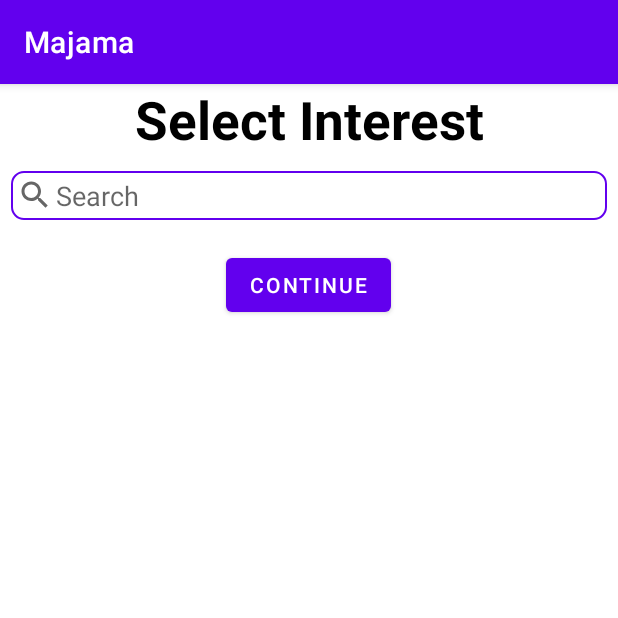
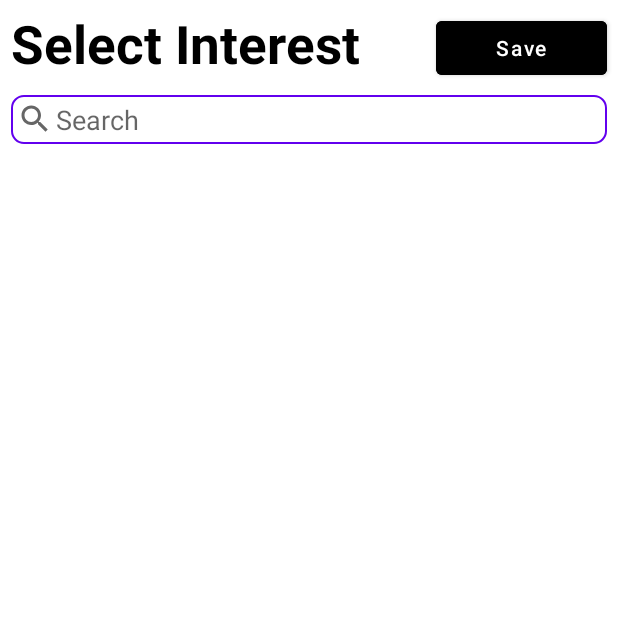
Before and after one commit to meemoworld/MajamaApp, an Android app: the screen it shows after launch (Interest), on a phone screen of 412 x 824 dp, the top half of it. Run offline under Robolectric (Android 15) with nearby library versions, the phone set to English and light mode, and no system bars; our stand-ins replace Firebase (no records; nobody signed in at launch, a user with empty details on screens opened directly).

Commit message:
Completed Interest Activity....change allingment of Save Button

```diff
--- a/app/src/main/java/com/memoworld/majama/User/Interest.java
+++ b/app/src/main/java/com/memoworld/majama/User/Interest.java
@@ -45,6 +45,9 @@ public class Interest extends AppCompatActivity implements InterestTagItemListen
 //        if(getSupportActionBar()!=null){
 //            getSupportActionBar().hide();
 //        }
+
+        getSupportActionBar().hide();
+
         userInterest = new ArrayList<>();
         recyclerView = findViewById(R.id.interestRecyclerView);
         userInput = findViewById(R.id.edit_text_search_tag);
--- a/app/src/main/res/layout/activity_intrest.xml
+++ b/app/src/main/res/layout/activity_intrest.xml
@@ -1,29 +1,52 @@
 <?xml version="1.0" encoding="utf-8"?>
-<ScrollView xmlns:android="http://schemas.android.com/apk/res/android"
+<RelativeLayout xmlns:android="http://schemas.android.com/apk/res/android"
     xmlns:tools="http://schemas.android.com/tools"
     android:layout_width="match_parent"
     android:layout_height="match_parent"
     tools:context=".User.Interest">
 
-    <RelativeLayout
+
+        <LinearLayout
             android:layout_width="match_parent"
-        android:layout_height="wrap_content">
+            android:layout_height="wrap_content"
+            android:id="@+id/LinearLayout"
+            android:orientation="horizontal">
 
             <TextView
                 android:id="@+id/heading"
-            android:layout_width="match_parent"
+                android:layout_width="wrap_content"
                 android:layout_height="wrap_content"
+                android:layout_alignParentLeft="false"
+                android:layout_marginLeft="7dp"
+                android:layout_marginTop="5dp"
                 android:text="@string/select_interest"
-            android:textAlignment="center"
                 android:textColor="@color/black"
                 android:textSize="35sp"
-            android:textStyle="bold" />
+                android:textStyle="bold"
+                android:layout_weight="2"/>
+
+            <Button
+                android:id="@+id/Button"
+                android:layout_width="wrap_content"
+                android:layout_height="wrap_content"
+                android:layout_marginRight="7dp"
+                android:layout_weight="1"
+                android:text="Save"
+                android:textAllCaps="false"
+                android:backgroundTint="@color/black"/>
+
+
+
+        </LinearLayout>
+
+
+
 
         <com.google.android.material.chip.ChipGroup
             android:id="@+id/interest_chip_group"
             android:layout_width="match_parent"
             android:layout_height="wrap_content"
-            android:layout_below="@+id/heading"
+            android:layout_below="@id/LinearLayout"
             android:layout_margin="5dp">
 
         </com.google.android.material.chip.ChipGroup>
@@ -35,6 +58,7 @@
             android:layout_below="@+id/interest_chip_group"
             android:layout_marginLeft="7dp"
             android:layout_marginRight="7dp"
+            android:layout_marginBottom="9dp"
             android:background="@drawable/text_box_bg"
             android:drawableStart="@drawable/ic_baseline_search_24"
             android:drawablePadding="2dp"
@@ -51,16 +75,4 @@
             android:layout_margin="5dp"
             tools:listitem="@layout/interest_single_item_layout" />
 
-        <Button
-            android:layout_below="@+id/interestRecyclerView"
-            android:layout_width="wrap_content"
-            android:layout_height="wrap_content"
-            android:layout_alignParentBottom="true"
-            android:layout_centerHorizontal="true"
-            android:layout_marginBottom="5dp"
-            android:layout_marginTop="3dp"
-            android:onClick="Continue"
-            android:text="Continue" />
-
 </RelativeLayout>
-</ScrollView>
--- a/app/src/main/res/layout/interest_single_item_layout.xml
+++ b/app/src/main/res/layout/interest_single_item_layout.xml
@@ -22,6 +22,7 @@
                 android:layout_height="100dp"
                 android:layout_marginLeft="3dp"
                 android:layout_marginRight="3dp"
+                android:background="@drawable/image_bg"
                 android:scaleType="fitCenter"
                 android:src="@drawable/cricket1"
                 app:layout_constraintEnd_toEndOf="parent"
@@ -65,6 +66,7 @@
                 android:layout_height="100dp"
                 android:layout_marginLeft="3dp"
                 android:layout_marginRight="3dp"
+                android:background="@drawable/image_bg"
                 android:scaleType="fitCenter"
                 android:src="@drawable/cricket1"
                 app:layout_constraintEnd_toEndOf="parent"
@@ -107,6 +109,7 @@
                 android:layout_height="100dp"
                 android:layout_marginLeft="3dp"
                 android:layout_marginRight="3dp"
+                android:background="@drawable/image_bg"
                 android:scaleType="fitCenter"
                 android:src="@drawable/cricket1"
                 app:layout_constraintEnd_toEndOf="parent"
```
Lines whose indentation alone changed are shown as unchanged.
